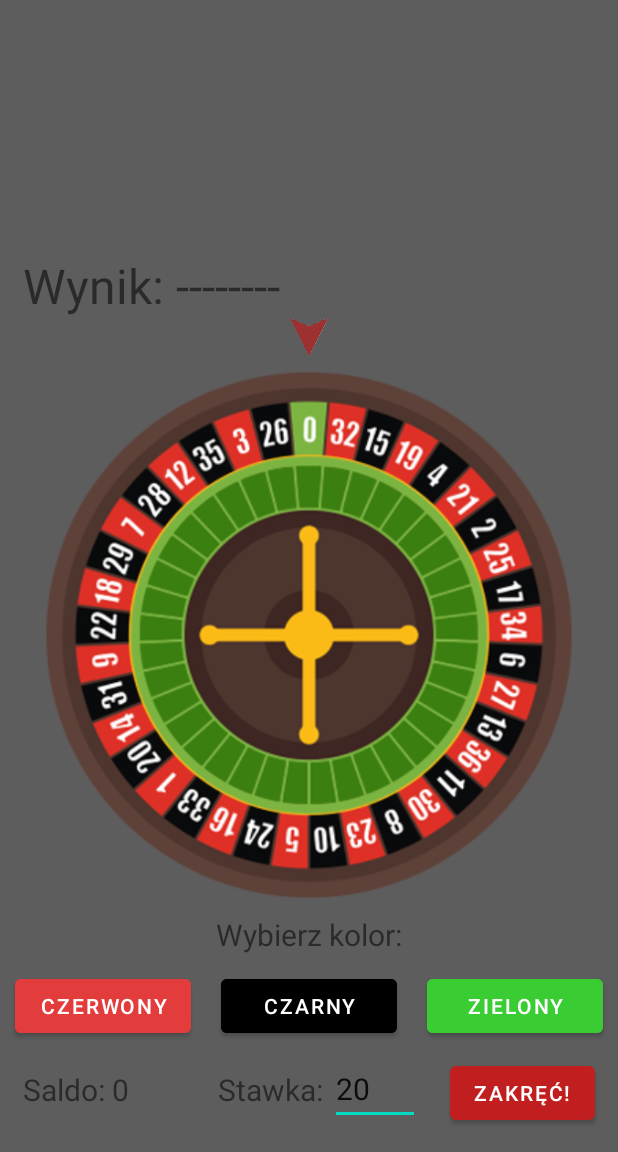
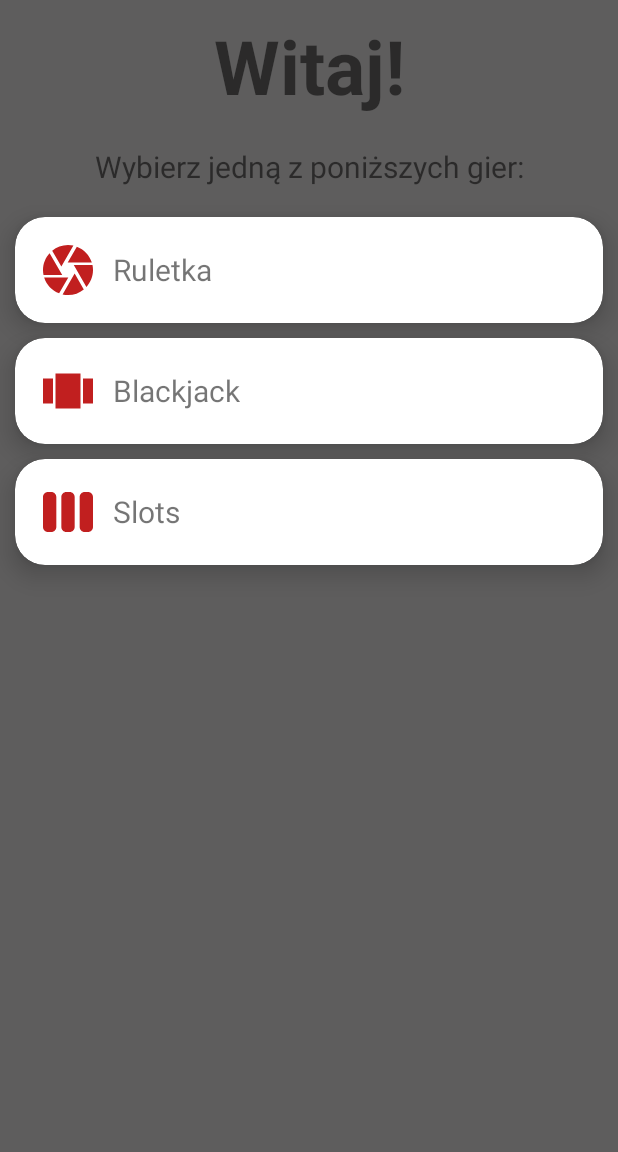
Before and after one commit to Michali0/cashino, an Android app: the HomeActivity screen opened directly, with no data from a screen before it, on a phone screen of 412 x 824 dp, the part 84-1236 px from its top. Run offline under Robolectric (Android 15) with nearby library versions, the phone set to English and light mode, and no system bars.

Commit message:
Dodanie menu po zalogowaniu, drobne zmiany wizualne w ekranie logowania i ruletce

```diff
--- a/app/src/main/java/pl/wincenciuk/cashino/HomeActivity.kt
+++ b/app/src/main/java/pl/wincenciuk/cashino/HomeActivity.kt
@@ -33,14 +33,15 @@ class HomeActivity : AppCompatActivity(), NavigationView.OnNavigationItemSelecte
         navigationView.setNavigationItemSelectedListener(this)
 
         if (savedInstanceState == null) {
-            supportFragmentManager.beginTransaction().replace(fragmentContainer,RouletteFragment()).commit()
-            navigationView.setCheckedItem(R.id.drawer_ruletka)
+            supportFragmentManager.beginTransaction().replace(fragmentContainer,MenuFragment()).commit()
+            navigationView.setCheckedItem(R.id.drawer_menu)
         }
     }
 
 
     override fun onNavigationItemSelected(item: MenuItem): Boolean {
         when (item.itemId) {
+            R.id.drawer_menu -> supportFragmentManager.beginTransaction().replace(fragmentContainer, MenuFragment()).commit()
             R.id.drawer_ruletka -> supportFragmentManager.beginTransaction().replace(fragmentContainer, RouletteFragment()).commit()
             R.id.drawer_slots -> supportFragmentManager.beginTransaction().replace(fragmentContainer, FragmentSlots()).commit()
             R.id.drawer_black -> supportFragmentManager.beginTransaction().replace(fragmentContainer, BlackJackFragment()).commit()
--- /dev/null
+++ b/app/src/main/java/pl/wincenciuk/cashino/MenuFragment.kt
@@ -0,0 +1,60 @@
+package pl.wincenciuk.cashino
+
+import android.os.Bundle
+import androidx.fragment.app.Fragment
+import android.view.LayoutInflater
+import android.view.View
+import android.view.ViewGroup
+import androidx.cardview.widget.CardView
+
+
+class MenuFragment : Fragment() {
+    private lateinit var cardView1: CardView
+    private lateinit var cardView2: CardView
+    private lateinit var cardView3: CardView
+
+
+    override fun onCreateView(
+        inflater: LayoutInflater,
+        container: ViewGroup?,
+        savedInstanceState: Bundle?
+    ): View? {
+        val view = inflater.inflate(R.layout.fragment_menu, container, false)
+
+        cardView1 = view.findViewById(R.id.cardViewRoulette)
+        cardView2 = view.findViewById(R.id.cardViewBlackjack)
+        cardView3 = view.findViewById(R.id.cardViewSlots)
+
+
+        cardView1.setOnClickListener {
+            // Przejdź do Ruletki
+            val fragment1 = RouletteFragment()
+            val fragmentManager = requireActivity().supportFragmentManager
+            fragmentManager.beginTransaction()
+                .replace(R.id.fragment_container, fragment1)
+                .commit()
+        }
+
+        cardView2.setOnClickListener {
+            // Przejdź do Blackjacka
+            val fragment2 = BlackJackFragment()
+            val fragmentManager = requireActivity().supportFragmentManager
+            fragmentManager.beginTransaction()
+                .replace(R.id.fragment_container, fragment2)
+                .commit()
+        }
+
+        cardView3.setOnClickListener {
+            // Przejdź do Slotsow
+            val fragment3 = FragmentSlots()
+            val fragmentManager = requireActivity().supportFragmentManager
+            fragmentManager.beginTransaction()
+                .replace(R.id.fragment_container, fragment3)
+                .commit()
+        }
+
+
+
+        return view
+    }
+}
--- /dev/null
+++ b/app/src/main/res/drawable/baseline_menu.xml
@@ -0,0 +1,5 @@
+<vector android:autoMirrored="true" android:height="24dp"
+    android:tint="#C11F1F" android:viewportHeight="24"
+    android:viewportWidth="24" android:width="24dp" xmlns:android="http://schemas.android.com/apk/res/android">
+    <path android:fillColor="@android:color/white" android:pathData="M3,18h13v-2L3,16v2zM3,13h10v-2L3,11v2zM3,6v2h13L16,6L3,6zM21,15.59L17.42,12 21,8.41 19.59,7l-5,5 5,5L21,15.59z"/>
+</vector>
--- a/app/src/main/res/layout/activity_main.xml
+++ b/app/src/main/res/layout/activity_main.xml
@@ -79,16 +79,32 @@
         </androidx.constraintlayout.widget.ConstraintLayout>
     </androidx.cardview.widget.CardView>
 
+    <androidx.cardview.widget.CardView
+        android:id="@+id/cardView2"
+        android:layout_width="wrap_content"
+        android:layout_height="wrap_content"
+        android:layout_margin="10dp"
+        app:cardCornerRadius="20dp"
+        app:cardElevation="10dp"
+        app:contentPadding="15dp"
+        app:layout_constraintBottom_toBottomOf="@+id/fragmentContainer"
+        app:layout_constraintEnd_toEndOf="parent"
+        app:layout_constraintStart_toStartOf="parent"
+        app:layout_constraintTop_toBottomOf="@+id/cardView">
+
+        <LinearLayout
+            android:layout_width="wrap_content"
+            android:layout_height="wrap_content"
+            android:layout_gravity="center"
+            android:orientation="vertical">
+
 
             <EditText
                 android:id="@+id/loginEt"
                 android:layout_width="match_parent"
                 android:layout_height="wrap_content"
-        android:layout_marginTop="60dp"
                 android:layout_gravity="center"
-        android:hint="@string/loginEt"
-        app:layout_constraintTop_toBottomOf="@+id/cardView"
-        tools:layout_editor_absoluteX="10dp" />
+                android:hint="@string/loginEt" />
 
             <EditText
                 android:id="@+id/textPasswordEt"
@@ -97,9 +113,11 @@
                 android:layout_gravity="center"
                 android:ems="10"
                 android:hint="@string/passwordEt"
-        android:inputType="textPassword"
-        app:layout_constraintTop_toBottomOf="@+id/loginEt"
-        tools:layout_editor_absoluteX="10dp" />
+                android:inputType="textPassword" />
+
+        </LinearLayout>
+
+    </androidx.cardview.widget.CardView>
 
     <Button
         android:id="@+id/btnLogin"
@@ -109,7 +127,8 @@
         android:text="@string/btnLogin"
         app:layout_constraintEnd_toEndOf="parent"
         app:layout_constraintStart_toStartOf="@+id/fragmentContainer"
-        app:layout_constraintTop_toBottomOf="@+id/textPasswordEt" />
+        app:layout_constraintTop_toBottomOf="@+id/cardView2"
+        android:layout_marginTop="20dp"/>
 
     <FrameLayout
         android:id="@+id/fragmentContainer"
--- /dev/null
+++ b/app/src/main/res/layout/fragment_menu.xml
@@ -0,0 +1,127 @@
+<?xml version="1.0" encoding="utf-8"?>
+<androidx.constraintlayout.widget.ConstraintLayout xmlns:android="http://schemas.android.com/apk/res/android"
+    xmlns:app="http://schemas.android.com/apk/res-auto"
+    xmlns:tools="http://schemas.android.com/tools"
+    android:layout_width="match_parent"
+    android:layout_height="match_parent"
+    tools:context=".MainActivity">
+
+    <TextView
+        android:id="@+id/textViewWelcome"
+        android:textSize="50sp"
+        android:padding="10dp"
+        android:textStyle="bold"
+        android:layout_width="wrap_content"
+        android:layout_height="wrap_content"
+        android:text="@string/menu_welcome"
+        app:layout_constraintEnd_toEndOf="parent"
+        app:layout_constraintStart_toStartOf="parent"
+        app:layout_constraintTop_toTopOf="parent" />
+
+    <TextView
+        android:id="@+id/textViewChoose"
+        android:layout_width="wrap_content"
+        android:layout_height="wrap_content"
+        android:text="Wybierz jedną z poniższych gier:"
+        android:textSize="20sp"
+        android:padding="10dp"
+        app:layout_constraintEnd_toEndOf="parent"
+        app:layout_constraintStart_toStartOf="parent"
+        app:layout_constraintTop_toBottomOf="@id/textViewWelcome" />
+
+    <androidx.cardview.widget.CardView
+        android:id="@+id/cardViewRoulette"
+        style="@style/CardView.Cashino"
+        android:layout_width="match_parent"
+        android:layout_height="wrap_content"
+        app:layout_constraintEnd_toEndOf="parent"
+        app:layout_constraintStart_toStartOf="parent"
+        app:layout_constraintTop_toBottomOf="@+id/textViewChoose">
+
+        <LinearLayout
+            android:layout_width="match_parent"
+            android:layout_height="wrap_content"
+            android:layout_gravity="center"
+            tools:ignore="UseCompoundDrawables">
+
+            <ImageView
+
+                android:layout_height="40dp"
+                android:layout_width="40dp"
+                android:src="@drawable/baseline_roulette"
+                app:tint="@color/prim" />
+
+            <TextView
+                android:layout_width="wrap_content"
+                android:layout_height="wrap_content"
+                android:layout_gravity="center"
+                android:textSize="20sp"
+                android:paddingStart="10dp"
+                android:paddingEnd="10dp"
+                android:text="Ruletka" />
+        </LinearLayout>
+    </androidx.cardview.widget.CardView>
+
+    <androidx.cardview.widget.CardView
+        android:id="@+id/cardViewBlackjack"
+        style="@style/CardView.Cashino"
+        android:layout_width="match_parent"
+        android:layout_height="wrap_content"
+        app:layout_constraintEnd_toEndOf="parent"
+        app:layout_constraintStart_toStartOf="parent"
+        app:layout_constraintTop_toBottomOf="@+id/cardViewRoulette">
+
+        <LinearLayout
+            android:layout_width="match_parent"
+            android:layout_height="wrap_content"
+            tools:ignore="UseCompoundDrawables">
+
+            <ImageView
+                android:layout_height="40dp"
+                android:layout_width="40dp"
+                android:src="@drawable/baseline_blackjack"
+                app:tint="@color/prim"/>
+
+            <TextView
+                android:layout_width="wrap_content"
+                android:layout_height="wrap_content"
+                android:layout_gravity="center"
+                android:textSize="20sp"
+                android:paddingStart="10dp"
+                android:paddingEnd="10dp"
+                android:text="Blackjack"  />
+        </LinearLayout>
+    </androidx.cardview.widget.CardView>
+
+    <androidx.cardview.widget.CardView
+        android:id="@+id/cardViewSlots"
+        style="@style/CardView.Cashino"
+        android:layout_width="match_parent"
+        android:layout_height="wrap_content"
+        app:layout_constraintEnd_toEndOf="parent"
+        app:layout_constraintStart_toStartOf="parent"
+        app:layout_constraintTop_toBottomOf="@+id/cardViewBlackjack">
+
+        <LinearLayout
+            android:layout_width="match_parent"
+            android:layout_height="wrap_content"
+            tools:ignore="UseCompoundDrawables">
+
+            <ImageView
+                android:layout_height="40dp"
+                android:layout_width="40dp"
+                android:src="@drawable/baseline_slots"
+                app:tint="@color/prim"/>
+
+            <TextView
+                android:layout_width="wrap_content"
+                android:layout_height="wrap_content"
+                android:layout_gravity="center"
+                android:textSize="20sp"
+                android:paddingStart="10dp"
+                android:paddingEnd="10dp"
+                android:text="Slots"  />
+        </LinearLayout>
+    </androidx.cardview.widget.CardView>
+
+</androidx.constraintlayout.widget.ConstraintLayout>
--- a/app/src/main/res/layout/fragment_roulette.xml
+++ b/app/src/main/res/layout/fragment_roulette.xml
@@ -22,8 +22,9 @@
             android:layout_height="wrap_content"
             android:text="Wynik: "
             android:textSize="32sp"
-            android:layout_marginLeft="15dp"
-            android:layout_above="@+id/pointerSpin"/>
+            android:layout_marginLeft="85dp"
+            android:layout_above="@+id/pointerSpin"
+            android:layout_marginBottom="30dp"/>
         <TextView
         android:id="@+id/resultTv2"
         android:layout_width="wrap_content"
@@ -31,6 +32,7 @@
         android:layout_toEndOf="@+id/wynikW"
         android:layout_above="@+id/pointerSpin"
         android:textSize="32sp"
+            android:layout_marginBottom="30dp"
         android:text="--------"/>
 
 
@@ -41,6 +43,7 @@
         android:layout_centerInParent="true"
         android:layout_marginLeft="20dp"
         android:layout_marginRight="20dp"
+        android:layout_marginBottom="30dp"
         android:adjustViewBounds="true"
         android:scaleType="centerInside"
         android:layout_above="@id/wybKolor"
--- a/app/src/main/res/menu/drawer_menu.xml
+++ b/app/src/main/res/menu/drawer_menu.xml
@@ -4,6 +4,11 @@
     tools:showIn="navigation_view">>
 
     <group android:checkableBehavior="single">
+
+        <item
+            android:id="@+id/drawer_menu"
+            android:icon="@drawable/baseline_menu"
+            android:title="Menu"/>
         <item
             android:id="@+id/drawer_ruletka"
             android:icon="@drawable/baseline_roulette"
--- a/app/src/main/res/values/strings.xml
+++ b/app/src/main/res/values/strings.xml
@@ -5,6 +5,7 @@
     <string name="textViewSchool">Wojskowa Akademia Techniczna</string>
     <string name="btnText">Zakręć!</string>
     <string name="loginEt">Login</string>
+    <string name="menu_welcome">Witaj!</string>
     <string name="passwordEt">Hasło</string>
     <string name="btnLogin">Zaloguj</string>
     <string name="open_navigation_bar">Open navigation bar</string>
--- a/app/src/main/res/values/themes.xml
+++ b/app/src/main/res/values/themes.xml
@@ -15,4 +15,14 @@
         <item name="windowActionBar">false</item>
         <item name="windowNoTitle">true</item>
     </style>
+
+
+    <style name="CardView.Cashino">
+        <item name="cardCornerRadius">20dp</item>
+        <item name="cardElevation">10dp</item>
+        <item name="android:layout_margin">10dp</item>
+        <item name="cardPreventCornerOverlap">true</item>
+        <item name="contentPadding">15dp</item>
+        <item name="cardBackgroundColor">@color/white</item>
+    </style>
 </resources>
```
Lines whose indentation alone changed are shown as unchanged.
